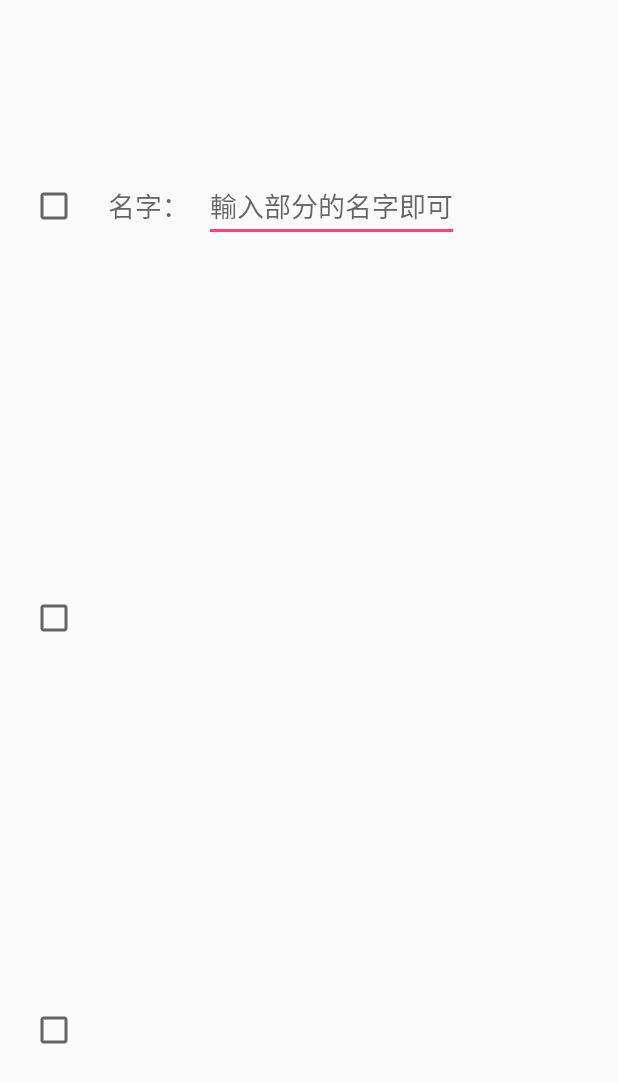
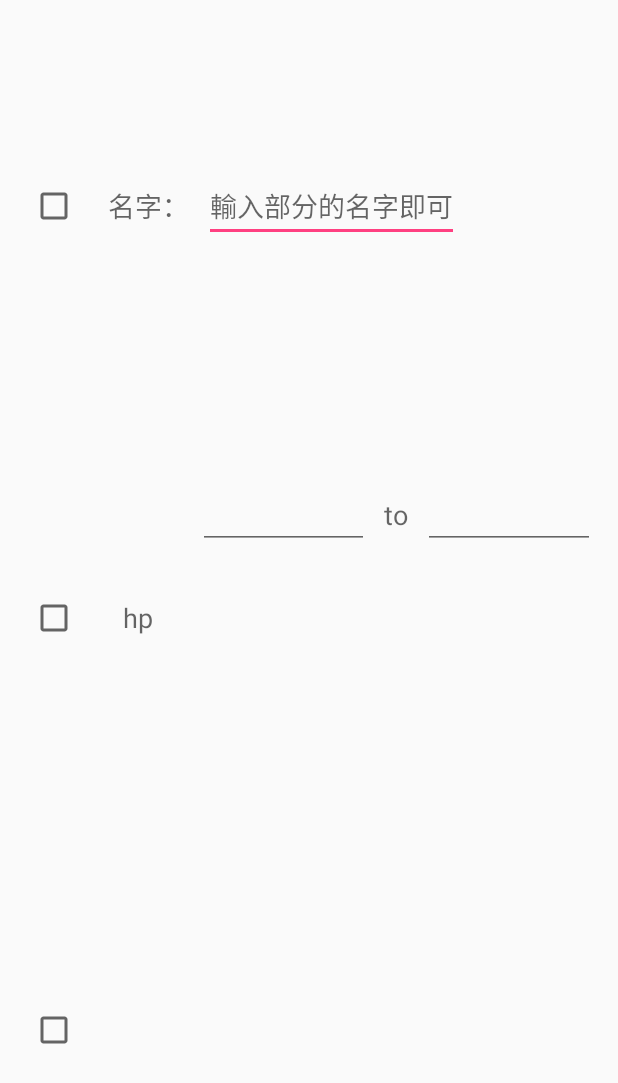
Before and after one commit to gary9716/ISTP_android_268, an Android app: the layout search_form.xml on its own in the app's theme, with its tools: preview values and no code run, on a phone screen of 412 x 824 dp. Shown: the top 1083 px of the screen. Run offline under Robolectric (Android 15) with nearby library versions, the phone set to English and light mode, and no system bars.

Commit message:
almost finish second linear layout in search_form

```diff
--- a/app/src/main/res/layout/search_form.xml
+++ b/app/src/main/res/layout/search_form.xml
@@ -49,6 +49,65 @@
             android:layout_height="wrap_content"
             android:id="@+id/checkBox2"
             android:layout_gravity="center_vertical" />
+
+        <TextView
+            android:layout_width="wrap_content"
+            android:layout_height="wrap_content"
+            android:textAppearance="?android:attr/textAppearanceMedium"
+            android:text="hp"
+            android:id="@+id/textView8"
+            android:layout_gravity="center_vertical"
+            android:layout_marginLeft="30dp" />
+
+        <LinearLayout
+            android:orientation="vertical"
+            android:layout_width="match_parent"
+            android:layout_height="match_parent"
+            android:layout_marginLeft="20dp">
+
+            <LinearLayout
+                android:orientation="horizontal"
+                android:layout_width="match_parent"
+                android:layout_height="0dp"
+                android:layout_weight="1"
+                android:paddingLeft="10dp"
+                android:paddingRight="10dp">
+
+                <EditText
+                    android:layout_width="0dp"
+                    android:layout_height="wrap_content"
+                    android:inputType="numberDecimal"
+                    android:ems="10"
+                    android:id="@+id/editText2"
+                    android:layout_weight="1"
+                    android:layout_gravity="center_vertical" />
+
+                <TextView
+                    android:layout_width="wrap_content"
+                    android:layout_height="wrap_content"
+                    android:textAppearance="?android:attr/textAppearanceMedium"
+                    android:text="to"
+                    android:id="@+id/textView9"
+                    android:layout_marginLeft="10dp"
+                    android:layout_marginRight="10dp"
+                    android:layout_gravity="center_vertical" />
+
+                <EditText
+                    android:layout_width="0dp"
+                    android:layout_height="wrap_content"
+                    android:inputType="numberDecimal"
+                    android:ems="10"
+                    android:id="@+id/editText3"
+                    android:layout_weight="1"
+                    android:layout_gravity="center_vertical" />
+            </LinearLayout>
+
+            <LinearLayout
+                android:orientation="horizontal"
+                android:layout_width="match_parent"
+                android:layout_height="0dp"
+                android:layout_weight="1"></LinearLayout>
+        </LinearLayout>
     </LinearLayout>
 
     <LinearLayout
```
